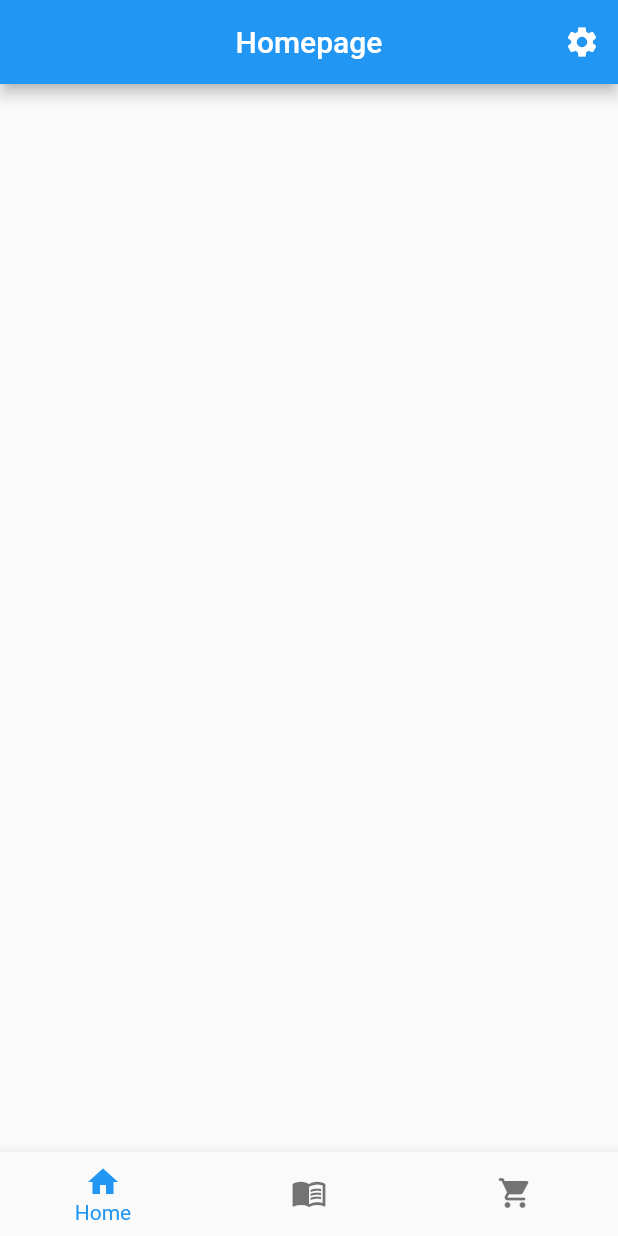
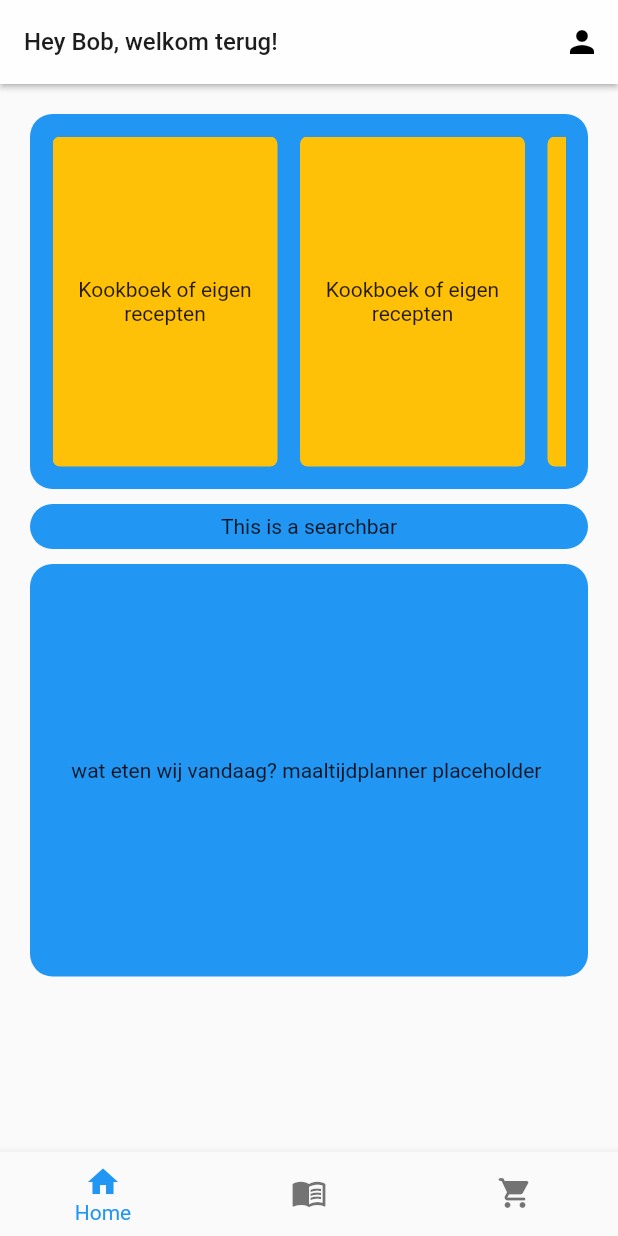
Before and after one commit to Bobmanns/Cocinara, a Flutter app: the screen it shows after launch, on a phone screen of 412 x 824 dp. Run offline on Flutter 3.47's test engine with Material 2 defaults, Android fonts, the phone set to English and light mode, and no system bars; our stand-ins replace cloud_firestore, firebase_core; accounts and stored records are empty.

Commit message:
Homepage opzetje

```diff
--- a/lib/PAGES/homepage.dart
+++ b/lib/PAGES/homepage.dart
@@ -11,47 +11,105 @@ class HomePage extends StatefulWidget {
 class _HomePaginaState extends State<HomePage> {
   var db = FirebaseFirestore.instance;
 
-  final city = <String, String>{
-    "name": "Los Angeles",
-    "state": "CA",
-    "country": "USA"
-  };
-
   int currentIndex = 0;
   @override
   Widget build(context) {
     return Scaffold(
+      // resizeToAvoidBottomInset: false,
       appBar: AppBar(
+        elevation: 1.5,
         actions: [
           IconButton(
-              onPressed: () {
-                Navigator.pushNamed(context, '/settings');
-              },
-              icon: const Icon(Icons.settings))
+              onPressed: () {},
+              icon: const Icon(
+                Icons.person,
+                color: Colors.black,
+              ))
         ],
-        title: const Text("Homepage"),
-        centerTitle: true,
+        title: const Text(
+          "Hey Bob, welkom terug!",
+          style:
+              TextStyle(color: Color.fromARGB(255, 29, 29, 29), fontSize: 16),
+        ),
+        centerTitle: false,
       ),
-      body: Center(
-        child: FutureBuilder(
-          future: db.collection('recipes').get(),
-          builder: (context, snapshot) {
-            if (snapshot.hasData &&
-                snapshot.connectionState == ConnectionState.done) {
-              List l = [];
-              QuerySnapshot q = snapshot.data! as QuerySnapshot;
-              for (var doc in q.docs) {
-                l.add(doc.get("name") as String);
-              }
-              return Text(
-                l.join(', '),
-              );
-            } else {
-              return const CircularProgressIndicator();
-            }
-          },
+      body: Container(
+        margin: const EdgeInsets.all(10),
+        width: double.infinity,
+        child: SingleChildScrollView(
+          child: Column(children: [
+            const SizedBox(
+              height: 10,
+            ),
+
+            // Deze Container bevat de verschillende kookboeken
+            Container(
+              width: double.infinity,
+              height: 250,
+              padding: const EdgeInsets.all(15),
+              margin: const EdgeInsets.fromLTRB(10, 0, 10, 0),
+              decoration: const BoxDecoration(
+                  borderRadius: BorderRadius.all(Radius.circular(15)),
+                  color: Colors.blue),
+              child: SingleChildScrollView(
+                scrollDirection: Axis.horizontal,
+                child: Row(
+                  children: [
+                    buildCard(),
+                    const SizedBox(width: 15),
+                    buildCard(),
+                    const SizedBox(width: 15),
+                    buildCard(),
+                    const SizedBox(width: 15),
+                    buildCard(),
+                  ],
+                ),
+              ),
+            ),
+            const SizedBox(height: 10),
+            Container(
+              width: double.infinity,
+              height: 30,
+              margin: const EdgeInsets.fromLTRB(10, 0, 10, 0),
+              padding: const EdgeInsets.all(5),
+              decoration: const BoxDecoration(
+                  borderRadius: BorderRadius.all(Radius.circular(15)),
+                  color: Colors.blue),
+              child: const Center(child: Text('This is a searchbar')),
+            ),
+            const SizedBox(
+              height: 10,
+            ),
+            Container(
+              width: double.infinity,
+              height: 275,
+              margin: const EdgeInsets.fromLTRB(10, 0, 10, 0),
+              decoration: const BoxDecoration(
+                  borderRadius: BorderRadius.all(Radius.circular(15)),
+                  color: Colors.blue),
+              child: const Center(
+                  child: Text(
+                      'wat eten wij vandaag? maaltijdplanner placeholder ')),
+            ),
+            const SizedBox(height: 10),
+          ]),
         ),
       ),
     );
   }
+
+// Placeholder widget for book or recipes (MVP)
+  Widget buildCard() => Container(
+        width: 150,
+        height: 225,
+        decoration: const BoxDecoration(
+            borderRadius: BorderRadius.all(Radius.circular(5)),
+            color: Colors.amber),
+        child: const Center(
+          child: Text(
+            'Kookboek of eigen recepten',
+            textAlign: TextAlign.center,
+          ),
+        ),
+      );
 }
--- a/lib/PAGES/receptenboek.dart
+++ b/lib/PAGES/receptenboek.dart
@@ -3,7 +3,7 @@ import 'package:cloud_firestore/cloud_firestore.dart';
 import '../Classes/recepten.dart';
 
 // Staggered Gridview (zoals pinterest) met verschillende Recepten die mensen kunnen toevoegen aan hun kookboek.
-// to do: Flter
+// to do: Filter
 class Receptenboek extends StatefulWidget {
   const Receptenboek({super.key});
 
@@ -17,13 +17,10 @@ class _ReceptenboekState extends State<Receptenboek> {
   List<Recipe> recipes = [];
 
   Future<List<Recipe>> _loadRecipes() async {
-
     var recipesSnapshot = await db.collection('recipes').get();
     var workingList = recipesSnapshot.docs.map((e) {
-
       Map<String, dynamic> data = e.data();
       String recipeName = data["name"];
-
 
       var recipePreparationRaw = data["preparation"];
       List<String> recipePreparation = [];
@@ -32,16 +29,13 @@ class _ReceptenboekState extends State<Receptenboek> {
         recipePreparation.add(i as String);
       }
 
-
-
       List<dynamic> recipeIngredientsRaw = data["ingredients"];
       List<Ingredient> recipeIngredients = [];
 
       for (Map<String, dynamic> i in recipeIngredientsRaw) {
-        recipeIngredients.add(Ingredient(i["ingredient_name"], i["ingredient_quantity"]));
+        recipeIngredients
+            .add(Ingredient(i["ingredient_name"], i["ingredient_quantity"]));
       }
-
-
 
       // print(recipeIngredients);
       // print(recipeName);
@@ -53,15 +47,16 @@ class _ReceptenboekState extends State<Receptenboek> {
     return workingList.toList();
   }
 
-
   @override
   Widget build(BuildContext context) {
     return Scaffold(
       appBar: AppBar(
-        // leading: IconButton(
-        //   onPressed: () {},
-        //   icon: const Icon(Icons.arrow_back_ios),
-        // ),
+        leading: IconButton(
+          onPressed: () {
+            Navigator.pop(context);
+          },
+          icon: const Icon(Icons.arrow_back_ios),
+        ),
         title: const Text('Receptenboek'),
         centerTitle: true,
       ),
@@ -73,7 +68,8 @@ class _ReceptenboekState extends State<Receptenboek> {
             }
 
             if (snapshot.hasError) {
-            return Text("Er is een error: ${snapshot.error} met data ${snapshot.data}");
+              return Text(
+                  "Er is een error: ${snapshot.error} met data ${snapshot.data}");
             }
 
             // return MasonryGridView.count(
@@ -96,24 +92,16 @@ class _ReceptenboekState extends State<Receptenboek> {
                     return Card(
                       child: InkWell(
                         onTap: () {
-                        Navigator.of(context).push(
-                          MaterialPageRoute(builder: (context) => recipePage(context, r))
-                        );
+                          Navigator.of(context).push(MaterialPageRoute(
+                              builder: (context) => recipePage(context, r)));
                         },
                         child: SizedBox(
-                        height: 50,
-                        child: Center(
-                          child: Text(r.name)
-                        )
-                      ),
+                            height: 50, child: Center(child: Text(r.name))),
                       ),
                     );
-                })
-              ),
-            )
-          );
-        }
-      ),
+                  })),
+            ));
+          }),
     );
   }
 }
@@ -125,7 +113,8 @@ class IngredientTab extends StatefulWidget {
 
   @override
   // ignore: no_logic_in_create_state
-  State<StatefulWidget> createState() => IngredientTabState(List.filled(ingredients.length, false));
+  State<StatefulWidget> createState() =>
+      IngredientTabState(List.filled(ingredients.length, true));
 }
 
 class IngredientTabState extends State<IngredientTab> {
@@ -137,7 +126,9 @@ class IngredientTabState extends State<IngredientTab> {
   Widget build(BuildContext context) {
     return SingleChildScrollView(
       child: Column(
-        children: List.generate(widget.ingredients.length, (index) => CheckboxListTile(
+          children: List.generate(
+              widget.ingredients.length,
+              (index) => CheckboxListTile(
                   value: checked[index],
                   controlAffinity: ListTileControlAffinity.leading,
                   title: Text(widget.ingredients[index].ingredientName),
@@ -145,20 +136,18 @@ class IngredientTabState extends State<IngredientTab> {
                     setState(() {
                       checked[index] = newVal ?? false;
                     });
-          }
-        ))
-      ),
+                  }))),
     );
   }
 }
 
+// add back button
 Widget recipePage(BuildContext context, Recipe r) {
   return DefaultTabController(
       length: 2,
       child: Scaffold(
           body: Column(
         mainAxisSize: MainAxisSize.min,
-
         children: [
           SizedBox(height: 120, child: Container(color: Colors.amber[900])),
           Text(
@@ -181,29 +170,22 @@ Widget recipePage(BuildContext context, Recipe r) {
           TabBar(
               indicator: UnderlineTabIndicator(
                   borderSide: BorderSide(
-                color: Theme.of(context).primaryColor,
-                width: 2.0
-              )
+                      color: Theme.of(context).primaryColor, width: 2.0)),
+              labelColor: Theme.of(context).primaryColor,
+              tabs: const [
+                Tab(
+                  text: "Ingrediënten",
                 ),
-            labelColor: Theme.of(context).primaryColor,
-
-            tabs: const [
-              Tab(text: "Ingrediënten",),
-              Tab(text: "Bereiding",),
-            ]
+                Tab(
+                  text: "Bereiding",
                 ),
+              ]),
           Flexible(
-            child: TabBarView(
-              children: [
+            child: TabBarView(children: [
               IngredientTab(r.ingredients),
               Text(r.preparation.join("/"))
-              ]
+            ]),
           ),
-          ),
-
-
         ],
-      )
-    )
-  );
+      )));
 }
--- a/lib/main.dart
+++ b/lib/main.dart
@@ -4,6 +4,7 @@ import 'package:my_cocinara/PAGES/receptenboek.dart';
 import 'package:my_cocinara/PAGES/settings.dart';
 import 'package:firebase_core/firebase_core.dart';
 import 'firebase_options.dart';
+import 'package:flutter/gestures.dart';
 // import 'package:cloud_firestore/cloud_firestore.dart';
 
 void main() async {
@@ -22,10 +23,12 @@ class _AppState extends State<App> {
   @override
   Widget build(BuildContext context) {
     return MaterialApp(
+      scrollBehavior: MyCustomScrollBehavior(),
       title: 'Cocinara',
       theme: ThemeData(
-        primarySwatch: Colors.blue,
-      ),
+          primarySwatch: Colors.blue,
+          appBarTheme:
+              const AppBarTheme(color: Color.fromARGB(255, 254, 254, 255))),
       debugShowCheckedModeBanner: false,
       initialRoute: '/',
       routes: {
@@ -54,6 +57,7 @@ class _MainPageState extends State<MainPage> {
   Widget build(BuildContext context) => Scaffold(
         body: screens[currentIndex],
         bottomNavigationBar: BottomNavigationBar(
+            elevation: 5,
             showUnselectedLabels: false,
             currentIndex: currentIndex,
             onTap: (index) => setState(() => currentIndex = index),
@@ -75,3 +79,12 @@ class _MainPageState extends State<MainPage> {
             ]),
       );
 }
+
+class MyCustomScrollBehavior extends MaterialScrollBehavior {
+  // Override behavior methods and getters like dragDevices
+  @override
+  Set<PointerDeviceKind> get dragDevices => {
+        PointerDeviceKind.touch,
+        PointerDeviceKind.mouse,
+      };
+}
```
Also changed, not shown: pubspec.lock. Lines whose indentation alone changed are shown as unchanged.
